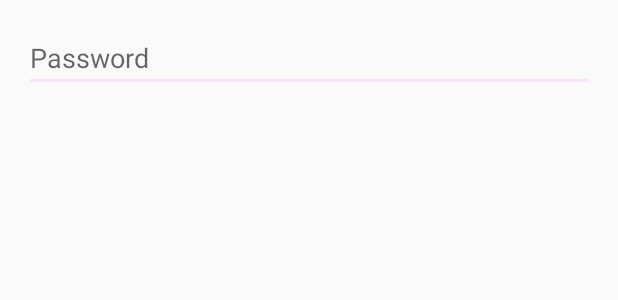
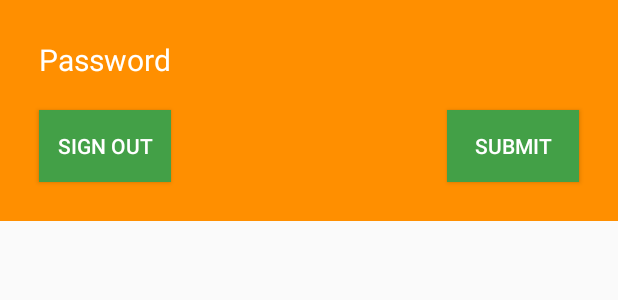
Before and after one commit to ser515-team-1/KLAPP, an Android app: the layout layout_dialog.xml on its own in the app's theme, with its tools: preview values and no code run, on a phone screen of 412 x 824 dp. Shown: the top 300 px of the screen. Run offline under Robolectric (Android 15) with nearby library versions, the phone set to English and light mode, and no system bars.

Commit message:
added UI to layout_dialog

```diff
--- a/app/src/main/res/layout/layout_dialog.xml
+++ b/app/src/main/res/layout/layout_dialog.xml
@@ -1,12 +1,44 @@
+
+
     <?xml version="1.0" encoding="utf-8"?>
 <RelativeLayout xmlns:android="http://schemas.android.com/apk/res/android"
-    android:layout_width="match_parent" android:layout_height="match_parent"
-    android:padding="16dp">
+android:layout_width="match_parent"
+android:layout_height="wrap_content"
+android:padding="16dp"
+android:background="@color/colorPrimary"
+    >
 <EditText
     android:hint="Password"
     android:id="@+id/editText"
     android:layout_width="match_parent"
     android:layout_height="wrap_content"
     android:ems="10"
-        android:inputType="textPassword" />
+    android:inputType="textPassword"
+    android:textColor="#ffffff"
+    android:textColorHint="#ffffff"
+    android:textSize="20dp"
+    style="@style/InputBoxStyle"
+    />
+<Button
+    android:id="@+id/submit"
+    android:layout_width="wrap_content"
+    android:layout_height="wrap_content"
+    android:text="Submit"
+    android:layout_alignParentRight="true"
+    android:layout_margin="10dp"
+    android:layout_below="@id/editText"
+    android:background="@color/green_klapp"
+    android:textColor="#ffffff"
+    />
+<Button
+    android:id="@+id/signout"
+    android:layout_width="wrap_content"
+    android:layout_height="wrap_content"
+    android:text="Sign Out"
+    android:layout_alignParentLeft="true"
+    android:layout_margin="10dp"
+    android:layout_below="@id/editText"
+    android:background="@color/green_klapp"
+    android:textColor="#ffffff"
+    />
 </RelativeLayout>
```
Lines whose indentation alone changed are shown as unchanged.
